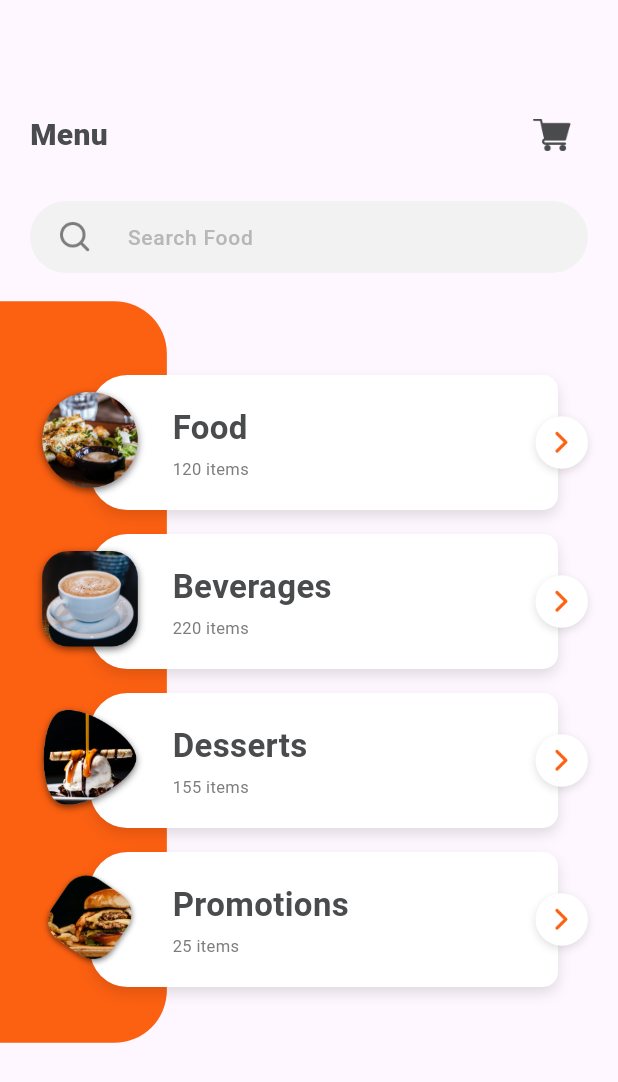
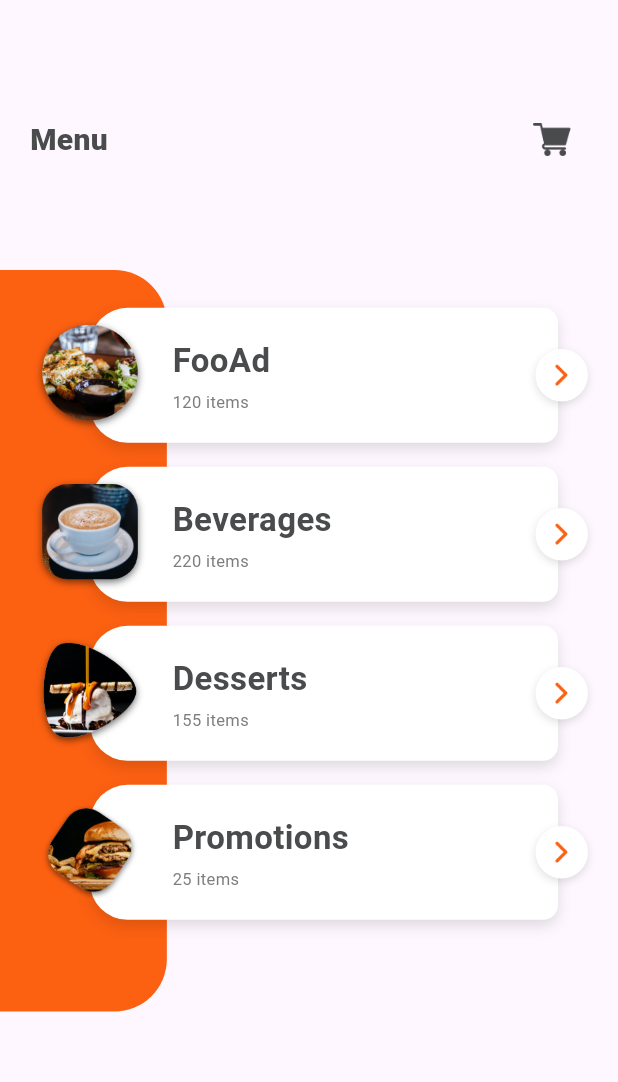
Before and after one commit to anderson96ft/myapp, a Flutter app: the MenuView screen opened directly, on a phone screen of 412 x 824 dp. Shown: the top 1082 px of the screen. Run offline on Flutter 3.47's test engine with Material 3 defaults, Android fonts, the phone set to English and light mode, and no system bars; drawn by our look-alikes of flutter_easyloading; our stand-ins replace firebase_auth, firebase_core, flutter_rating_bar, flutter_timezone, get_it, google_maps_flutter and 2 more; missing offline and left inert: custom_map_markers, otp_pin_field; accounts and stored records are empty; Roboto replaces fonts that are missing (Metropolis).

Commit message:
asdasdasd  a

```diff
--- a/lib/view/main_tabview/main_tabview.dart
+++ b/lib/view/main_tabview/main_tabview.dart
@@ -18,7 +18,7 @@ class MainTabView extends StatefulWidget {
 class _MainTabViewState extends State<MainTabView> {
   int selctTab = 2;
   PageStorageBucket storageBucket = PageStorageBucket();
-  Widget selectPageView = const HomeView();
+  Widget selectPageView = const MenuView();
 
   @override
   Widget build(BuildContext context) {
@@ -34,7 +34,7 @@ class _MainTabViewState extends State<MainTabView> {
           onPressed: () {
             if (selctTab != 2) {
               selctTab = 2;
-              selectPageView = const HomeView();
+              selectPageView = const MenuView();
             }
             if (mounted) {
               setState(() {});
@@ -66,7 +66,7 @@ class _MainTabViewState extends State<MainTabView> {
                   onTap: () {
                     if (selctTab != 0) {
                       selctTab = 0;
-                      selectPageView = const MenuView();
+                      selectPageView = const HomeView();
                     }
                     if (mounted) {
                       setState(() {});
--- a/lib/view/menu/menu_view.dart
+++ b/lib/view/menu/menu_view.dart
@@ -1,7 +1,6 @@
 import 'package:flutter/material.dart';
 
 import '../../common/color_extension.dart';
-import '../../common_widget/round_textfield.dart';
 import '../more/my_order_view.dart';
 import 'menu_items_view.dart';
 
@@ -15,7 +14,7 @@ class MenuView extends StatefulWidget {
 class _MenuViewState extends State<MenuView> {
   List menuArr = [
     {
-      "name": "Food",
+      "name": "FooAd",
       "image": "assets/img/menu_1.png",
       "items_count": "120",
     },
@@ -93,22 +92,6 @@ class _MenuViewState extends State<MenuView> {
                   ),
                   const SizedBox(
                     height: 20,
-                  ),
-                  Padding(
-                    padding: const EdgeInsets.symmetric(horizontal: 20),
-                    child: RoundTextfield(
-                      hintText: "Search Food",
-                      controller: txtSearch,
-                      left: Container(
-                        alignment: Alignment.center,
-                        width: 30,
-                        child: Image.asset(
-                          "assets/img/search.png",
-                          width: 20,
-                          height: 20,
-                        ),
-                      ),
-                    ),
                   ),
                   const SizedBox(
                     height: 30,
```
